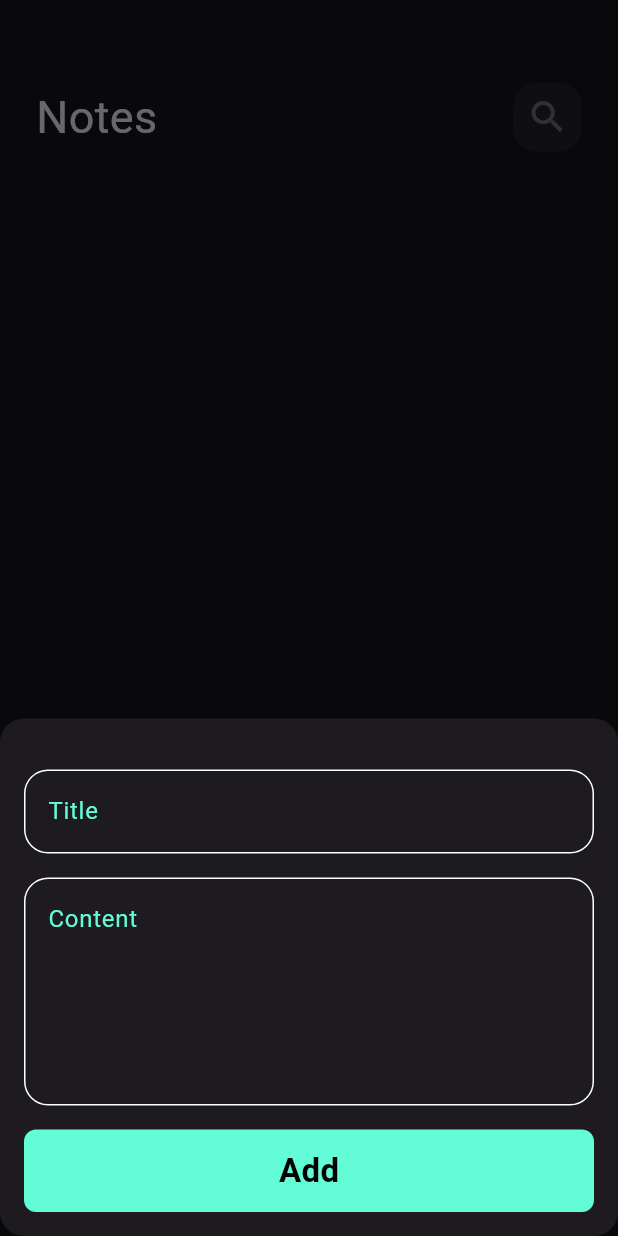
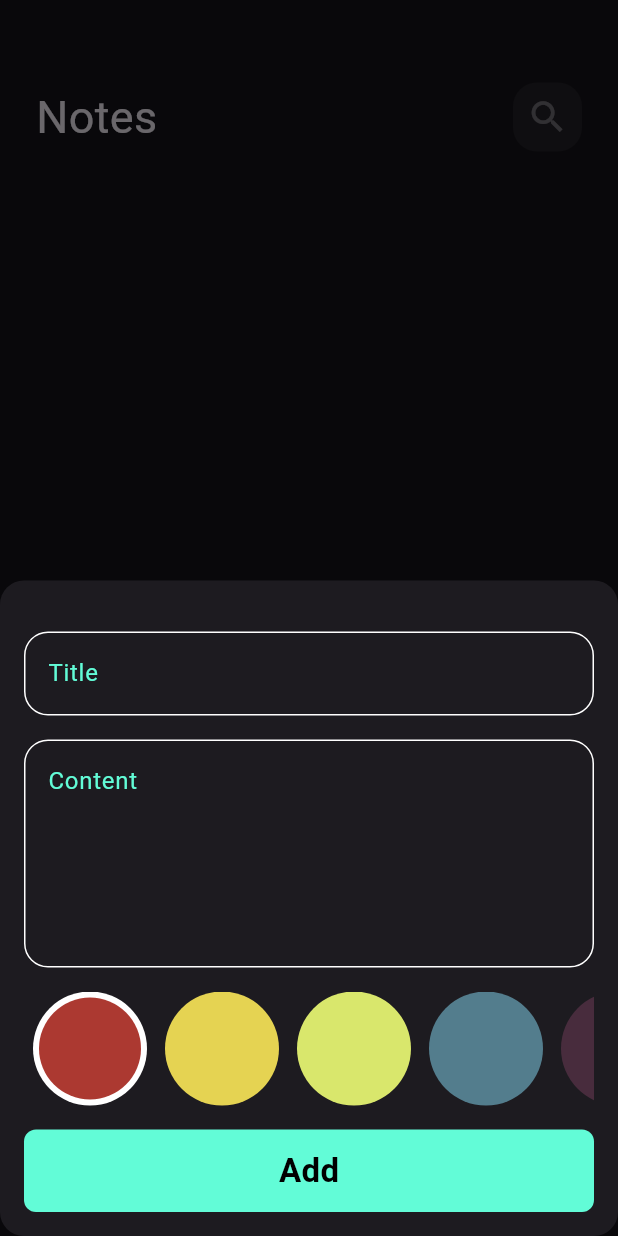
Before and after one commit to RawanMaged44/note_app, a Flutter app: the screen it shows after launch, after a tap on the "add" icon, on a phone screen of 412 x 824 dp. Run offline on Flutter 3.47's test engine with Material 3 defaults, Android fonts, the phone set to English and light mode, and no system bars; our stand-ins replace bloc, flutter_bloc, hive, hive_flutter; accounts and stored records are empty.

Commit message:
creates colors list

```diff
--- a/lib/add_note_cubit/add_note_cubit.dart
+++ b/lib/add_note_cubit/add_note_cubit.dart
@@ -1,3 +1,6 @@
+
+import 'package:flutter/material.dart';
+
 import 'package:bloc/bloc.dart';
 import 'package:hive_flutter/adapters.dart';
 import 'package:note_application_hive/models/note_model.dart';
@@ -6,10 +9,12 @@ import 'add_note_state.dart';
 class AddNoteCubit extends Cubit<AddNoteState> {
   AddNoteCubit() : super(AddNoteInitial());
 
+  Color color=const Color(0xffAC3931);
   addNote(NoteModel note)async{
+    note.color = color.value;
     emit(AddNoteLoading());
   try {
-    emit(AddNoteValidationError());
+
     var notesBox =Hive.box<NoteModel>('notes_box');
     await notesBox.add(note);
     emit(AddNoteSuccess());
--- a/lib/models/note_model.dart
+++ b/lib/models/note_model.dart
@@ -11,7 +11,7 @@ class NoteModel extends HiveObject {
   @HiveField(2)
   final String date;
   @HiveField(3)
-  final int color;
+   int color;
 
   NoteModel(
       {required this.title,
--- a/lib/widgets/add_note_form.dart
+++ b/lib/widgets/add_note_form.dart
@@ -6,6 +6,7 @@ import 'package:note_application_hive/add_note_cubit/add_note_cubit.dart';
 import 'package:note_application_hive/add_note_cubit/add_note_state.dart';
 import 'package:note_application_hive/models/note_model.dart';
 
+import 'color_list_view.dart';
 import 'custom_button.dart';
 import 'custom_text_field.dart';
 
@@ -39,6 +40,9 @@ class _AddNoteFormState extends State<AddNoteForm> {
           onSaved: (value) {
             subTitle = value;
           },),
+        const SizedBox(height: 16,),
+
+        const ColorItemListview(),
         const SizedBox(height: 16),
         BlocBuilder<AddNoteCubit, AddNoteState>(
           builder: (context, state) {
--- /dev/null
+++ b/lib/widgets/color_item.dart
@@ -0,0 +1,25 @@
+import 'package:flutter/material.dart';
+
+class ColorItem extends StatelessWidget {
+  const ColorItem({super.key, required this.isActive, required this.color});
+
+  final bool isActive;
+  final Color color;
+
+  @override
+  Widget build(BuildContext context) {
+    return isActive ?
+        CircleAvatar(
+          radius: 38,
+          backgroundColor: Colors.white,
+          child: CircleAvatar(
+            radius: 34,
+            backgroundColor:color,
+          ),
+        )
+        :CircleAvatar(
+      radius: 38,
+      backgroundColor: color,
+    );
+  }
+}
--- /dev/null
+++ b/lib/widgets/color_list_view.dart
@@ -0,0 +1,52 @@
+import 'package:flutter/material.dart';
+import 'package:flutter_bloc/flutter_bloc.dart';
+import 'package:note_application_hive/add_note_cubit/add_note_cubit.dart';
+
+import 'color_item.dart';
+
+
+class ColorItemListview extends StatefulWidget {
+  const ColorItemListview({super.key});
+
+  @override
+  State<ColorItemListview> createState() => _ColorItemListviewState();
+}
+
+class _ColorItemListviewState extends State<ColorItemListview> {
+int selectedIndex =0;
+List<Color>colorsList = [
+  const Color(0xffAC3931),
+  const Color(0xffE5D352),
+  const Color(0xffD9E76C),
+  const Color(0xff537D8D),
+  const Color(0xff482C3D),
+
+];
+  @override
+  Widget build(BuildContext context) {
+    return SizedBox(
+      height: 38*2,
+      child: ListView.builder(
+        itemCount: colorsList.length,
+        scrollDirection: Axis.horizontal,
+        itemBuilder: (context, index) {
+        return Padding(
+
+          padding: const EdgeInsets.symmetric(horizontal: 6),
+          child: GestureDetector(
+            onTap: () {
+              selectedIndex = index;
+              BlocProvider.of<AddNoteCubit>(context).color=colorsList[index];
+              setState(() {
+
+              });
+            },
+            child: ColorItem(
+              isActive: selectedIndex  ==index, color: colorsList[index],
+            ),
+          ),
+        );
+      },),
+    );
+  }
+}
--- a/lib/widgets/note_view_body.dart
+++ b/lib/widgets/note_view_body.dart
@@ -32,19 +32,10 @@ class _NotesViewBodyState extends State<NotesViewBody> {
             height: 55,
           ),
           CustomAppbar(title: 'Notes', icon: Icons.search),
-          //  Expanded(
-          //   child: BlocBuilder<NotesCubit, NotesState>(
-          //     builder: (context, state) {
-          //
-          //       List<NoteModel> notes = BlocProvider.of<NotesCubit>(context).notes!;
-          //
-          //      ;
-          //       return NotesListview(
-          //         notes: notes,
-          //       );
-          //     },
-          //   ),
-          // )
+           Expanded(
+            child:  NotesListview(
+                ),
+          )
         ],
       ),
     );
--- a/lib/widgets/notes_listview.dart
+++ b/lib/widgets/notes_listview.dart
@@ -5,9 +5,8 @@ import 'package:note_application_hive/notes_cubit/notes_cubit.dart';
 import 'package:note_application_hive/widgets/note_item.dart';
 
 class NotesListview extends StatelessWidget {
-  NotesListview({super.key, required this.notes});
+  NotesListview({super.key, });
 
-  List<NoteModel> notes;
 
   @override
   Widget build(BuildContext context) {
```
